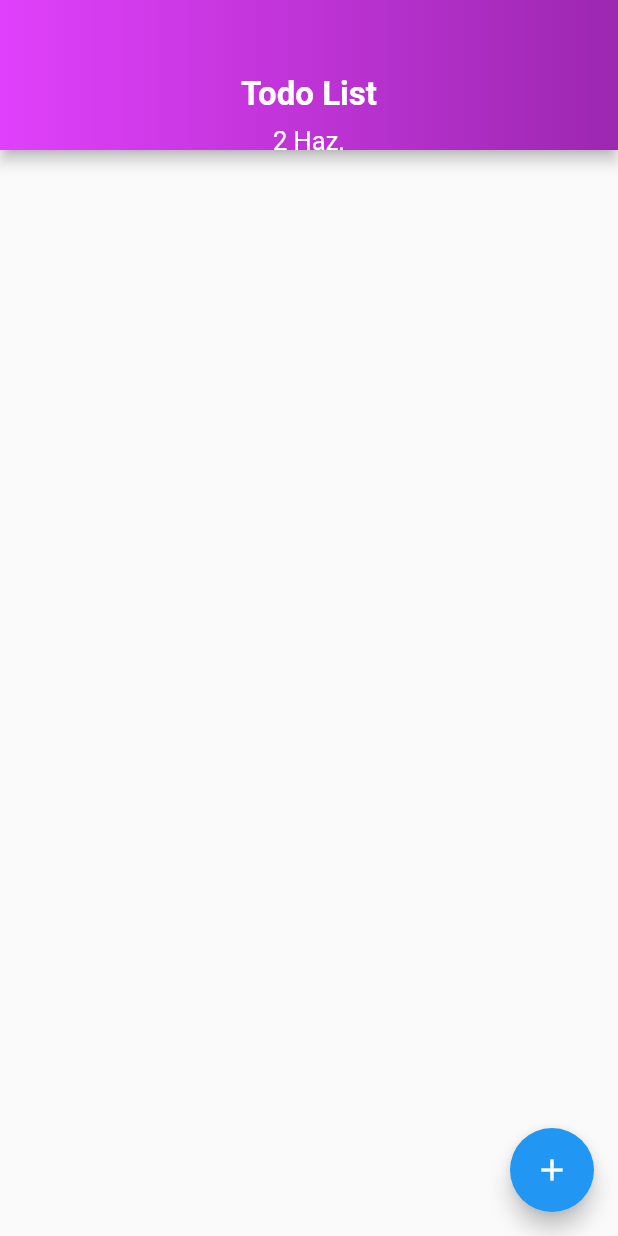
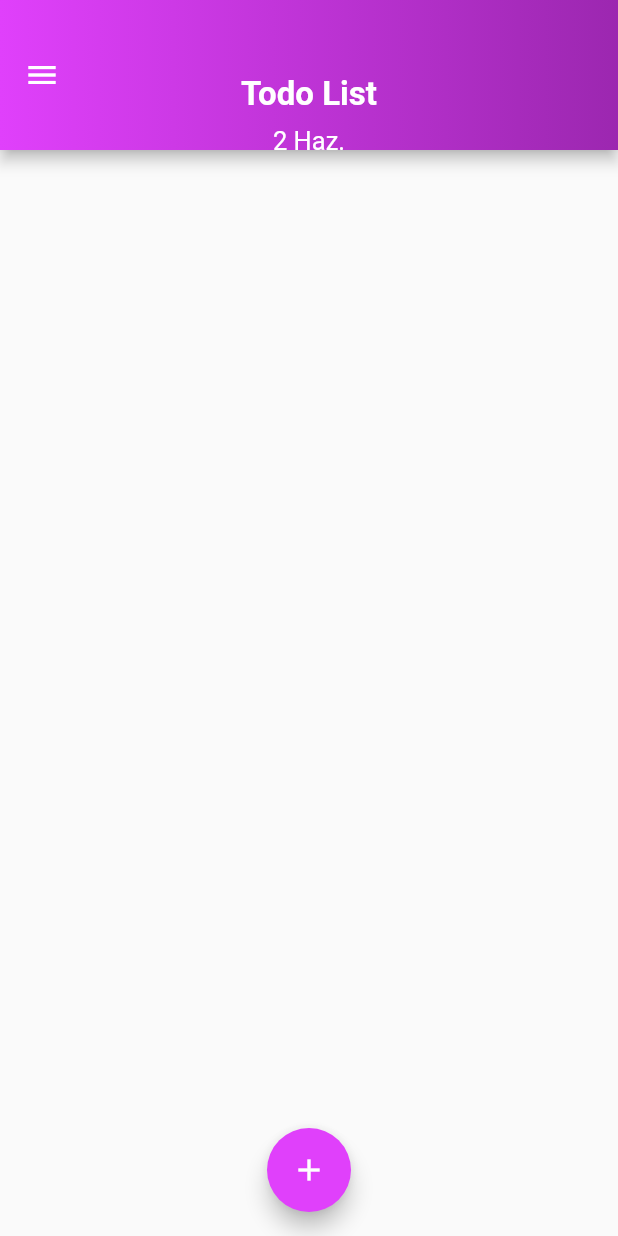
Before and after one commit to inanakmugan/todoapp, a Flutter app: the screen it shows after launch, on a phone screen of 412 x 824 dp. Run offline on Flutter 3.47's test engine with Material 2 defaults, Android fonts, the phone set to English and light mode, and no system bars.

Commit message:
custom Appbar, Drawer

```diff
--- /dev/null
+++ b/lib/CustomAppBar.dart
@@ -0,0 +1,50 @@
+import 'package:flutter/material.dart';
+
+class CustomAppBar extends StatelessWidget implements PreferredSizeWidget {
+  final AppBar appbar = AppBar(
+    toolbarHeight: 100,
+    flexibleSpace: Container(
+      decoration: BoxDecoration(
+        gradient: LinearGradient(
+          colors: [Colors.purpleAccent, Colors.purple],
+          begin: Alignment.centerLeft,
+          end: Alignment.centerRight,
+        ),
+      ),
+      child: Column(
+        children: [
+          SizedBox(height: 50),
+          Text(
+            'Todo List',
+            style: TextStyle(
+              color: Colors.white,
+              fontSize: 22,
+              fontWeight: FontWeight.bold,
+            ),
+          ),
+          SizedBox(
+            height: 8,
+          ),
+          Text(
+            '2 Haz.',
+            style: TextStyle(
+              color: Colors.white,
+              fontSize: 17,
+            ),
+          ),
+        ],
+      ),
+    ),
+
+    //title: Text('Todo List'),
+    //centerTitle: true,
+  );
+
+  @override
+  Widget build(BuildContext context) {
+    return appbar;
+  }
+
+  @override
+  Size get preferredSize => Size.fromHeight(appbar.preferredSize.height);
+}
--- a/lib/todo_list.dart
+++ b/lib/todo_list.dart
@@ -1,6 +1,7 @@
 import 'package:flutter/material.dart';
 
 import './todo.dart';
+import './CustomAppBar.dart';
 
 class ToDoList extends StatefulWidget {
   @override
@@ -131,48 +132,19 @@ class _ToDoListState extends State<ToDoList> {
 
   Widget build(BuildContext context) {
     return Scaffold(
-      appBar: AppBar(
-        toolbarHeight: 100,
-        flexibleSpace: Container(
-          decoration: BoxDecoration(
-            gradient: LinearGradient(
-              colors: [Colors.purpleAccent, Colors.purple],
-              begin: Alignment.centerLeft,
-              end: Alignment.centerRight,
-            ),
-          ),
-          child: Column(
-            children: [
-              SizedBox(height: 50),
-              Text(
-                'Todo List',
-                style: TextStyle(
-                  color: Colors.white,
-                  fontSize: 22,
-                  fontWeight: FontWeight.bold,
-                ),
-              ),
-              SizedBox(
-                height: 8,
-              ),
-              Text(
-                '2 Haz.',
-                style: TextStyle(
-                  color: Colors.white,
-                  fontSize: 17,
-                ),
-              ),
-            ],
-          ),
+      drawer: Drawer(
+        child: ListView(
+          children: [ListTile()],
         ),
-        //title: Text('Todo List'),
-        //centerTitle: true,
       ),
+      appBar: CustomAppBar(),
       body: ListView.builder(
         itemBuilder: _itembuild,
         itemCount: todos.length,
       ),
+      floatingActionButtonLocation: FloatingActionButtonLocation.centerFloat,
       floatingActionButton: FloatingActionButton(
+        backgroundColor: Colors.purpleAccent,
         onPressed: _addTodo,
         child: Icon(Icons.add),
       ),
```
